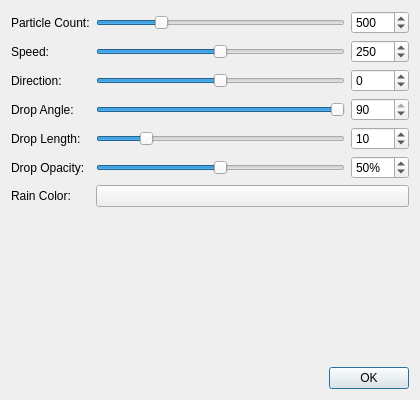
This is DMHelper/src/layerparticlesettings.ui in mountogdengc/DMHelper as Qt 5 draws it before an edit. The edited form follows.
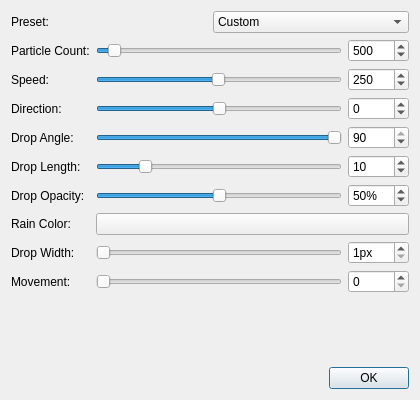
This is the edited form. Custom widgets are drawn as their Qt base class.

What changed in the file:
```diff
--- a/DMHelper/src/layerparticlesettings.ui
+++ b/DMHelper/src/layerparticlesettings.ui
@@ -14,6 +14,36 @@
    <string>Particle Layer Settings</string>
   </property>
   <layout class="QVBoxLayout" name="verticalLayout">
+   <item>
+    <layout class="QHBoxLayout" name="presetLayout">
+     <item>
+      <widget class="QLabel" name="lblPreset">
+       <property name="text">
+        <string>Preset:</string>
+       </property>
+      </widget>
+     </item>
+     <item>
+      <widget class="QComboBox" name="comboPreset">
+       <item>
+        <property name="text">
+         <string>Custom</string>
+        </property>
+       </item>
+       <item>
+        <property name="text">
+         <string>Rain</string>
+        </property>
+       </item>
+       <item>
+        <property name="text">
+         <string>Snow</string>
+        </property>
+       </item>
+      </widget>
+     </item>
+    </layout>
+   </item>
    <item>
     <layout class="QGridLayout" name="gridLayout">
      <item row="0" column="0">
@@ -29,7 +59,7 @@
         <number>10</number>
        </property>
        <property name="maximum">
-        <number>2000</number>
+        <number>10000</number>
        </property>
        <property name="value">
         <number>500</number>
@@ -45,7 +75,7 @@
         <number>10</number>
        </property>
        <property name="maximum">
-        <number>2000</number>
+        <number>10000</number>
        </property>
        <property name="value">
         <number>500</number>
@@ -249,6 +279,81 @@
        </property>
       </widget>
      </item>
+     <item row="7" column="0">
+      <widget class="QLabel" name="lblWidth">
+       <property name="text">
+        <string>Drop Width:</string>
+       </property>
+      </widget>
+     </item>
+     <item row="7" column="1">
+      <widget class="QSlider" name="slideWidth">
+       <property name="minimum">
+        <number>1</number>
+       </property>
+       <property name="maximum">
+        <number>10</number>
+       </property>
+       <property name="value">
+        <number>1</number>
+       </property>
+       <property name="orientation">
+        <enum>Qt::Horizontal</enum>
+       </property>
+      </widget>
+     </item>
+     <item row="7" column="2">
+      <widget class="QSpinBox" name="spinWidth">
+       <property name="minimum">
+        <number>1</number>
+       </property>
+       <property name="maximum">
+        <number>10</number>
+       </property>
+       <property name="value">
+        <number>1</number>
+       </property>
+       <property name="suffix">
+        <string>px</string>
+       </property>
+      </widget>
+     </item>
+     <item row="8" column="0">
+      <widget class="QLabel" name="lblMovement">
+       <property name="text">
+        <string>Movement:</string>
+       </property>
+      </widget>
+     </item>
+     <item row="8" column="1">
+      <widget class="QSlider" name="slideMovement">
+       <property name="minimum">
+        <number>0</number>
+       </property>
+       <property name="maximum">
+        <number>100</number>
+       </property>
+       <property name="value">
+        <number>0</number>
+       </property>
+       <property name="orientation">
+        <enum>Qt::Horizontal</enum>
+       </property>
+      </widget>
+     </item>
+     <item row="8" column="2">
+      <widget class="QSpinBox" name="spinMovement">
+       <property name="minimum">
+        <number>0</number>
+       </property>
+       <property name="maximum">
+        <number>100</number>
+       </property>
+       <property name="value">
+        <number>0</number>
+       </property>
+      </widget>
+     </item>
     </layout>
    </item>
    <item>
```
